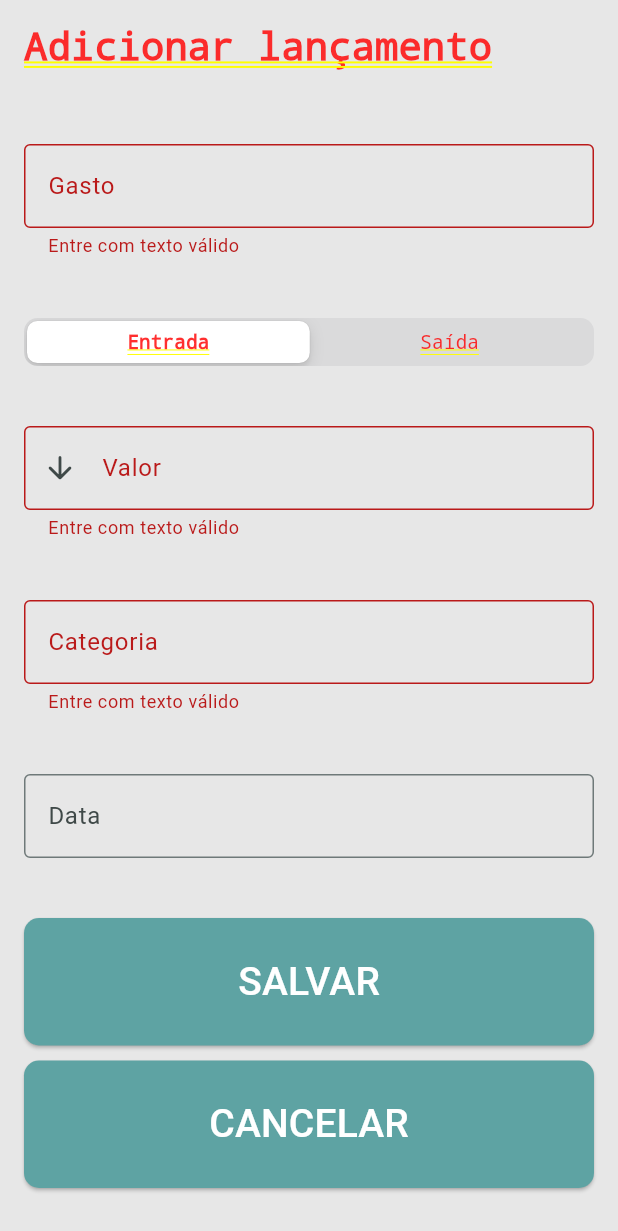
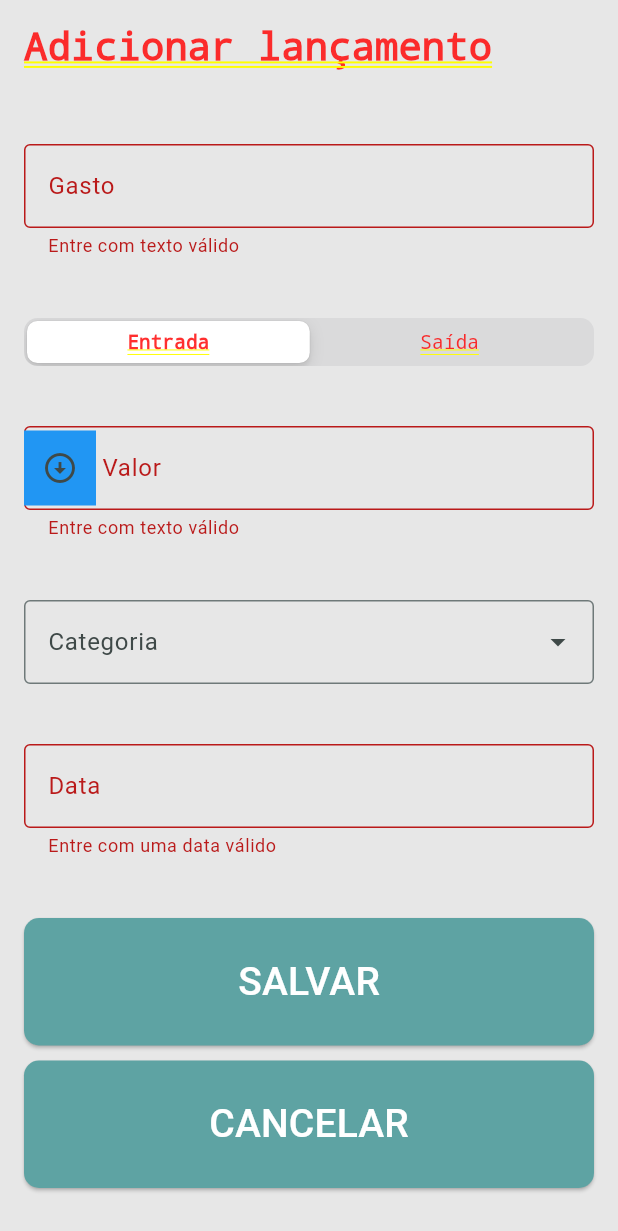
Before and after one commit to vagnersabadi/app-meus-gastos, a Flutter app: the ExpenseAddEditPage screen opened by its route, after a tap on "SALVAR", on a phone screen of 412 x 824 dp. Shown: the top 1231 px of the screen. Run offline on Flutter 3.47's test engine with Material 3 defaults, Android fonts, the phone set to English and light mode, and no system bars; drawn by our look-alikes of dropdown_textfield; our stand-ins replace bloc, cloud_firestore, firebase_auth, firebase_core, flutter_bloc, shared_preferences; accounts and stored records are empty; generated files the repository leaves out were written again; network calls fail.

Commit message:
feat: expense add

```diff
--- a/lib/src/core/models/expense/expense.model.dart
+++ b/lib/src/core/models/expense/expense.model.dart
@@ -1,18 +1,50 @@
+// ignore_for_file: public_member_api_docs, sort_constructors_first
+import 'dart:convert';
+
 import 'package:meus_gastos/src/core/models/category/category.model.dart';
 import 'package:meus_gastos/src/core/models/expense/expenseType.enum.dart';
 
 class Expense {
   String title;
-  TypeExpense type;
-  double value;
+  String type;
+  String value;
   Category category;
-  DateTime date;
+  String date;
+  String id;
 
   Expense({
+    required this.id,
     required this.title,
     required this.type,
     required this.value,
     required this.category,
     required this.date,
   });
+
+  Map<String, dynamic> toMap() {
+    return <String, dynamic>{
+      'title': title,
+      'type': type,
+      'value': value,
+      'category': category.toMap(),
+      'date': date,
+      'id': id,
+    };
+  }
+
+  factory Expense.fromMap(Map<String, dynamic> map) {
+    return Expense(
+      title: (map['title'] ?? '') as String,
+      type: (map['type'] ?? '') as String,
+      value: (map['value'] ?? '') as String,
+      category: Category.fromMap(map['category'] as Map<String, dynamic>),
+      date: (map['date'] ?? '') as String,
+      id: (map['id'] ?? '') as String,
+    );
+  }
+
+  String toJson() => json.encode(toMap());
+
+  factory Expense.fromJson(String source) =>
+      Expense.fromMap(json.decode(source) as Map<String, dynamic>);
 }
--- a/lib/src/features/expenses/controller/expense_add_edit.contoller.dart
+++ b/lib/src/features/expenses/controller/expense_add_edit.contoller.dart
@@ -1,5 +1,7 @@
 import 'package:flutter/material.dart';
+import 'package:meus_gastos/src/core/models/category/category.model.dart';
 import 'package:meus_gastos/src/core/models/expense/expense.model.dart';
+import 'package:meus_gastos/src/core/models/expense/expenseType.enum.dart';
 import 'package:meus_gastos/src/core/services/firebase_cloud/firebase_cloud.service.dart';
 import 'package:uuid/uuid.dart';
 
@@ -8,29 +10,44 @@ class ExpenseAddEditController {
   final TextEditingController title = TextEditingController();
   final TextEditingController value = TextEditingController();
   final TextEditingController date = TextEditingController();
+  int segmentedType = 0;
+  late Category category;
 
   Expense? expense;
 
   save(BuildContext context) {
     if (formKey.currentState!.validate()) {
-    //   if (expense != null) {
-    //     Expense categoryEdited = Expense(
-    //     //   id: expense!.id,
-    //     //   name: name.text,
-    //     //   description: description.text,
-    //     );
-    //     // FirebaseCloudService.editExpense(categoryEdited);
-    //   } else {
-    //     Expense expense = Expense(
-    //     //   id: const Uuid().v1(),
-    //     //   name: name.text,
-    //     //   description: description.text,
-    //     );
-    //     // FirebaseCloudService.saveExpense(category);
-    //   }
+      TypeExpense type =
+          segmentedType == 0 ? TypeExpense.input : TypeExpense.output;
+
+      if (expense != null) {
+        Expense edited = Expense(
+          id: expense!.id,
+          title: title.text,
+          type: type.name,
+          category: category,
+          date: date.text,
+          value: value.text,
+        );
+        FirebaseCloudService.editExpense(edited);
+      } else {
+        Expense newExpense = Expense(
+          id: const Uuid().v1(),
+          title: title.text,
+          type: type.name,
+          category: category,
+          date: date.text,
+          value: value.text,
+        );
+        FirebaseCloudService.saveExpense(newExpense);
+      }
 
       Navigator.pop(context, true);
     }
+  }
+
+  Future<List<Category>> fetchCategories() async {
+    return await FirebaseCloudService.getCategories();
   }
 
   cancel(context) {
@@ -50,4 +67,11 @@ class ExpenseAddEditController {
     }
     return null;
   }
+
+  String? validatorDate(String? value) {
+    if (value == null || value.isEmpty) {
+      return 'Entre com uma data válido';
+    }
+    return null;
+  }
 }
--- a/lib/src/features/expenses/view/expenses_add.dart
+++ b/lib/src/features/expenses/view/expenses_add.dart
@@ -1,8 +1,11 @@
 import 'package:currency_text_input_formatter/currency_text_input_formatter.dart';
+import 'package:dropdown_textfield/dropdown_textfield.dart';
 import 'package:flutter/cupertino.dart';
 import 'package:flutter/material.dart';
 import 'package:intl/intl.dart';
+import 'package:meus_gastos/src/core/models/category/category.model.dart';
 import 'package:meus_gastos/src/core/models/expense/expense.model.dart';
+import 'package:meus_gastos/src/core/models/expense/expenseType.enum.dart';
 import 'package:meus_gastos/src/core/theme/variables.dart';
 import 'package:meus_gastos/src/features/expenses/controller/expense_add_edit.contoller.dart';
 import 'package:meus_gastos/src/shared/widgets/button_default.widget.dart';
@@ -22,27 +25,40 @@ class ExpenseAddEditPage extends StatefulWidget {
 class _ExpenseAddEditPage extends State<ExpenseAddEditPage> {
   ExpenseAddEditController expenseCtrl = ExpenseAddEditController();
 
-  int segmentedType = 0;
-  int _selectedFruit = 0;
   final Map<int, Widget> myTabs = const <int, Widget>{
     0: Text("Entrada"),
     1: Text("Saída")
   };
-  final List<String> _fruitNames = <String>[
-    'Apple',
-    'Mango',
-  ];
+
+  List<Category> categories = [];
+
   String title = 'Adicionar';
   bool submitName = false;
   bool submitDesc = false;
 
+  late SingleValueDropDownController _cnt;
+
   @override
-  void initState() {
+  initState() {
+    _cnt = SingleValueDropDownController();
+
     super.initState();
+
+    expenseCtrl.fetchCategories().then((List<Category> c) {
+      setState(() {
+        categories = c;
+      });
+    });
+
     if (widget.expense != null) {
       expenseCtrl.expense = widget.expense;
-      //   expenseCtrl.name.text = widget.expense!.name;
-      //   expenseCtrl.description.text = widget.expense!.description;
+
+      Expense expense = widget.expense!;
+
+      expenseCtrl.title.text = expense.title;
+      expenseCtrl.value.text = expense.value.toString();
+      expenseCtrl.date.text = expense.date;
+      expenseCtrl.segmentedType = expense.type == TypeExpense.input ? 0 : 1;
     }
 
     // expense.name.addListener(() {
@@ -60,8 +76,10 @@ class _ExpenseAddEditPage extends State<ExpenseAddEditPage> {
 
   @override
   void dispose() {
-    // expenseCtrl.name.dispose();
-    // expenseCtrl.description.dispose();
+    _cnt.dispose();
+    expenseCtrl.title.dispose();
+    expenseCtrl.value.dispose();
+    expenseCtrl.date.dispose();
     super.dispose();
   }
 
@@ -79,28 +97,6 @@ class _ExpenseAddEditPage extends State<ExpenseAddEditPage> {
       String result = DateFormat('dd/MM/yyyy').format(picked);
       setState(() => expenseCtrl.date.text = result);
     }
-  }
-
-  _showDialog() {
-    print('Teste');
-
-    CupertinoPicker(
-      itemExtent: 32,
-      scrollController: FixedExtentScrollController(
-        initialItem: _selectedFruit,
-      ),
-      onSelectedItemChanged: (int selectedItem) {
-        setState(() {
-          _selectedFruit = selectedItem;
-        });
-      },
-      children: List<Widget>.generate(
-        _fruitNames.length,
-        (int index) {
-          return Center(child: Text(_fruitNames[index]));
-        },
-      ),
-    );
   }
 
   @override
@@ -132,10 +128,12 @@ class _ExpenseAddEditPage extends State<ExpenseAddEditPage> {
             ),
             const SizedBox(height: 40),
             CupertinoSlidingSegmentedControl(
-              groupValue: segmentedType,
+              groupValue: expenseCtrl.segmentedType,
               children: myTabs,
               onValueChanged: (i) {
-                setState(() => segmentedType = i!);
+                setState(() {
+                  expenseCtrl.segmentedType = i!;
+                });
               },
             ),
             const SizedBox(height: 40),
@@ -143,33 +141,48 @@ class _ExpenseAddEditPage extends State<ExpenseAddEditPage> {
               controller: expenseCtrl.value,
               inputFormatters: [
                 CurrencyTextInputFormatter.currency(
-                    locale: 'pt_BR', symbol: 'R\$')
+                  locale: 'pt_BR',
+                  symbol: 'R\$',
+                )
               ],
               keyboardType: TextInputType.number,
               decoration: InputDecoration(
                 labelText: 'Valor',
                 hintText: 'R\$ 0,00',
-                prefixIcon: Icon(
-                  segmentedType == 0
-                      ? Icons.arrow_downward_rounded
-                      : Icons.arrow_upward_rounded,
-                ),
+                prefixIcon: expenseCtrl.segmentedType == 0
+                    ? Container(
+                        height: 50,
+                        color: Colors.blue,
+                        child: const Icon(Icons.arrow_circle_down),
+                      )
+                    : Container(
+                        height: 50,
+                        color: Colors.red,
+                        child: const Icon(Icons.arrow_circle_up),
+                      ),
                 border: const OutlineInputBorder(),
               ),
               validator: (value) => expenseCtrl.validatorDescription(value),
             ),
             const SizedBox(height: 40),
-            GestureDetector(
-              child: TextFormField(
-                keyboardType: TextInputType.emailAddress,
-                controller: expenseCtrl.title,
-                decoration: const InputDecoration(
-                  labelText: 'Categoria',
-                  hintText: 'Selecionar categoria',
-                  border: OutlineInputBorder(),
-                ),
-                validator: (value) => expenseCtrl.validatorTitle(value),
+            DropDownTextField(
+              controller: _cnt,
+              clearOption: false,
+              enableSearch: false,
+              textFieldDecoration: const InputDecoration(
+                labelText: 'Categoria',
+                hintText: 'Selecionar categoria',
+                border: OutlineInputBorder(),
               ),
+              validator: (value) => expenseCtrl.validatorTitle(value),
+              dropDownItemCount: 6,
+              dropDownList: categories.map((Category c) {
+                return DropDownValueModel(
+                  name: c.name,
+                  value: c,
+                );
+              }).toList(),
+              onChanged: (value) => expenseCtrl.category = value.value,
             ),
             const SizedBox(height: 40),
             TextFormField(
@@ -181,7 +194,7 @@ class _ExpenseAddEditPage extends State<ExpenseAddEditPage> {
                 hintText: 'Selecionar data',
                 border: OutlineInputBorder(),
               ),
-              // validator: (value) => expenseCtrl.validatorTitle(value),
+              validator: (value) => expenseCtrl.validatorDate(value),
             ),
             const SizedBox(height: 40),
             ButtonDefault(
--- a/pubspec.yaml
+++ b/pubspec.yaml
@@ -23,6 +23,7 @@ dependencies:
     sdk: flutter
   intl: any
   currency_text_input_formatter: ^2.2.5
+  dropdown_textfield: ^1.2.0
 
 dev_dependencies:
   flutter_test:
```
Also changed, not shown: lib/src/core/services/firebase_cloud/firebase_cloud.service.dart (+52 -4 lines), pubspec.lock.
